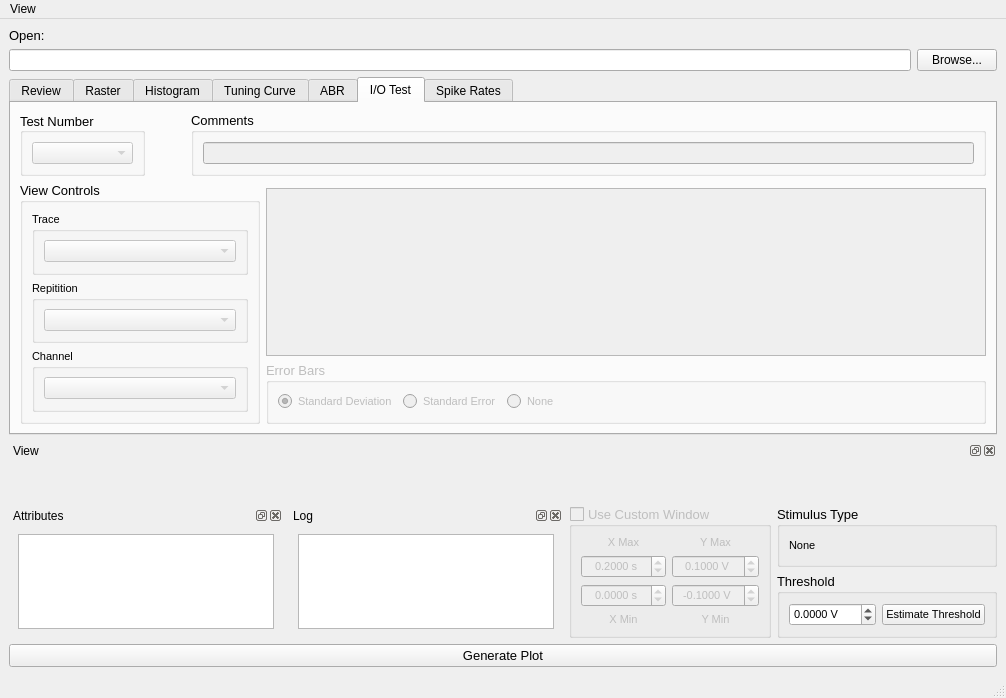
Before: the Qt Designer form ui/main2.ui in portfors-lab/SparkleAnalysis, drawn with Qt 5.
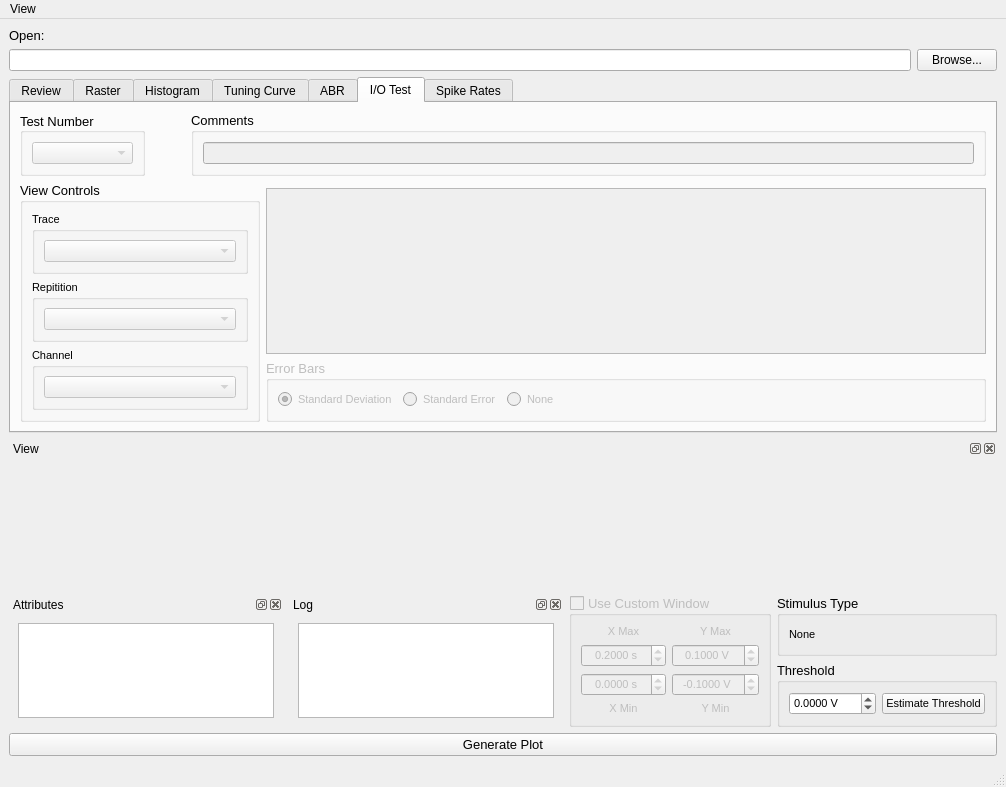
After: the same form once the commit is applied. The open tabs and pages were chosen to show the change. Custom widgets are drawn as their Qt base class.

Commit message: Started ui redesign. Added tabs that will eventually replace dialogs.

Patch:
```diff
--- a/ui/main2.ui
+++ b/ui/main2.ui
@@ -1789,7 +1789,7 @@
                  <x>0</x>
                  <y>0</y>
                  <width>557</width>
-                 <height>140</height>
+                 <height>92</height>
                 </rect>
                </property>
               </widget>
@@ -2620,6 +2620,12 @@
           <verstretch>1</verstretch>
          </sizepolicy>
         </property>
+        <property name="minimumSize">
+         <size>
+          <width>300</width>
+          <height>150</height>
+         </size>
+        </property>
         <property name="features">
          <set>QDockWidget::AllDockWidgetFeatures</set>
         </property>
```
Left out of the diff: 2 changed lines with no effect on the pictures. The commit also changes 2 other files.
